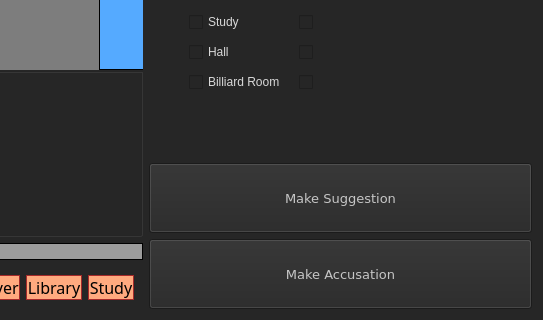
The window that ClueLessGUI/ClueLess_QTGameboard.ui (team-laeviculus/Clue-Less) describes before a commit, drawn with Qt 5; both pictures show x 718 to 1261 and y 629 to 949 of the 1261 by 949 pixel window.
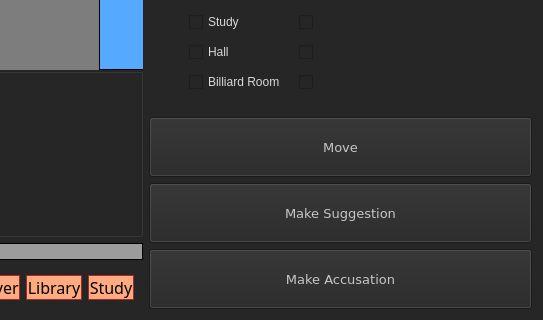
The same window after the commit. Icons and pictures are not drawn.

Commit message: Make move button added

Diff of the .ui file:
```diff
--- a/ClueLessGUI/ClueLess_QTGameboard.ui
+++ b/ClueLessGUI/ClueLess_QTGameboard.ui
@@ -749,6 +749,203 @@
        </widget>
       </widget>
      </item>
+     <item>
+      <widget class="QPushButton" name="make_move_button">
+       <property name="sizePolicy">
+        <sizepolicy hsizetype="MinimumExpanding" vsizetype="Fixed">
+         <horstretch>0</horstretch>
+         <verstretch>0</verstretch>
+        </sizepolicy>
+       </property>
+       <property name="minimumSize">
+        <size>
+         <width>0</width>
+         <height>60</height>
+        </size>
+       </property>
+       <property name="palette">
+        <palette>
+         <active>
+          <colorrole role="WindowText">
+           <brush brushstyle="SolidPattern">
+            <color alpha="255">
+             <red>198</red>
+             <green>198</green>
+             <blue>198</blue>
+            </color>
+           </brush>
+          </colorrole>
+          <colorrole role="Button">
+           <brush brushstyle="SolidPattern">
+            <color alpha="255">
+             <red>38</red>
+             <green>38</green>
+             <blue>38</blue>
+            </color>
+           </brush>
+          </colorrole>
+          <colorrole role="Text">
+           <brush brushstyle="SolidPattern">
+            <color alpha="255">
+             <red>198</red>
+             <green>198</green>
+             <blue>198</blue>
+            </color>
+           </brush>
+          </colorrole>
+          <colorrole role="ButtonText">
+           <brush brushstyle="SolidPattern">
+            <color alpha="255">
+             <red>198</red>
+             <green>198</green>
+             <blue>198</blue>
+            </color>
+           </brush>
+          </colorrole>
+          <colorrole role="Base">
+           <brush brushstyle="SolidPattern">
+            <color alpha="255">
+             <red>38</red>
+             <green>38</green>
+             <blue>38</blue>
+            </color>
+           </brush>
+          </colorrole>
+          <colorrole role="Window">
+           <brush brushstyle="SolidPattern">
+            <color alpha="255">
+             <red>38</red>
+             <green>38</green>
+             <blue>38</blue>
+            </color>
+           </brush>
+          </colorrole>
+         </active>
+         <inactive>
+          <colorrole role="WindowText">
+           <brush brushstyle="SolidPattern">
+            <color alpha="255">
+             <red>198</red>
+             <green>198</green>
+             <blue>198</blue>
+            </color>
+           </brush>
+          </colorrole>
+          <colorrole role="Button">
+           <brush brushstyle="SolidPattern">
+            <color alpha="255">
+             <red>38</red>
+             <green>38</green>
+             <blue>38</blue>
+            </color>
+           </brush>
+          </colorrole>
+          <colorrole role="Text">
+           <brush brushstyle="SolidPattern">
+            <color alpha="255">
+             <red>198</red>
+             <green>198</green>
+             <blue>198</blue>
+            </color>
+           </brush>
+          </colorrole>
+          <colorrole role="ButtonText">
+           <brush brushstyle="SolidPattern">
+            <color alpha="255">
+             <red>198</red>
+             <green>198</green>
+             <blue>198</blue>
+            </color>
+           </brush>
+          </colorrole>
+          <colorrole role="Base">
+           <brush brushstyle="SolidPattern">
+            <color alpha="255">
+             <red>38</red>
+             <green>38</green>
+             <blue>38</blue>
+            </color>
+           </brush>
+          </colorrole>
+          <colorrole role="Window">
+           <brush brushstyle="SolidPattern">
+            <color alpha="255">
+             <red>38</red>
+             <green>38</green>
+             <blue>38</blue>
+            </color>
+           </brush>
+          </colorrole>
+         </inactive>
+         <disabled>
+          <colorrole role="WindowText">
+           <brush brushstyle="SolidPattern">
+            <color alpha="255">
+             <red>120</red>
+             <green>120</green>
+             <blue>120</blue>
+            </color>
+           </brush>
+          </colorrole>
+          <colorrole role="Button">
+           <brush brushstyle="SolidPattern">
+            <color alpha="255">
+             <red>38</red>
+             <green>38</green>
+             <blue>38</blue>
+            </color>
+           </brush>
+          </colorrole>
+          <colorrole role="Text">
+           <brush brushstyle="SolidPattern">
+            <color alpha="255">
+             <red>120</red>
+             <green>120</green>
+             <blue>120</blue>
+            </color>
+           </brush>
+          </colorrole>
+          <colorrole role="ButtonText">
+           <brush brushstyle="SolidPattern">
+            <color alpha="255">
+             <red>120</red>
+             <green>120</green>
+             <blue>120</blue>
+            </color>
+           </brush>
+          </colorrole>
+          <colorrole role="Base">
+           <brush brushstyle="SolidPattern">
+            <color alpha="255">
+             <red>38</red>
+             <green>38</green>
+             <blue>38</blue>
+            </color>
+           </brush>
+          </colorrole>
+          <colorrole role="Window">
+           <brush brushstyle="SolidPattern">
+            <color alpha="255">
+             <red>38</red>
+             <green>38</green>
+             <blue>38</blue>
+            </color>
+           </brush>
+          </colorrole>
+         </disabled>
+        </palette>
+       </property>
+       <property name="font">
+        <font>
+         <family>Verdana</family>
+         <pointsize>10</pointsize>
+        </font>
+       </property>
+       <property name="text">
+        <string>Move</string>
+       </property>
+      </widget>
+     </item>
      <item>
       <widget class="QPushButton" name="make_suggestion_button">
        <property name="sizePolicy">
@@ -760,7 +957,7 @@
        <property name="minimumSize">
         <size>
          <width>0</width>
-         <height>70</height>
+         <height>60</height>
         </size>
        </property>
        <property name="font">
@@ -788,7 +985,7 @@
        <property name="minimumSize">
         <size>
          <width>0</width>
-         <height>70</height>
+         <height>60</height>
         </size>
        </property>
        <property name="font">
```
Left out of the diff: 22 changed lines with no effect on the pictures. The commit also changes 5 other files.
